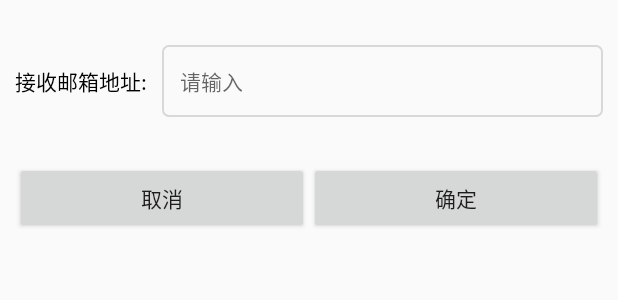
After one commit to xxxxxxH/netinfo, an Android app: the layout layout_dialog_submit.xml on its own in the app's theme, with its tools: preview values and no code run, on a phone screen of 412 x 824 dp. The commit adds this screen. Shown: the top 300 px of the screen. Run offline under Robolectric (Android 15) with nearby library versions, the phone set to English and light mode, and no system bars.

Commit message:
2021年6月4日 15:10:08

```diff
--- a/NetInfoMain/app/src/main/java/com/xxxxxxH/netinfo/utils/Constant.java
+++ b/NetInfoMain/app/src/main/java/com/xxxxxxH/netinfo/utils/Constant.java
@@ -12,6 +12,7 @@ public class Constant {
     public static final String Latitude = "Latitude";
     public static final String KEY_ROOM_NAME = "KEY_ROOM_NAME";
     public static final String KEY_SCRAM_ID = "KEY_SCRAM_ID";
+    public static final String KEY_EMAIL = "KEY_EMAIL";
     public static ArrayList<String> imgList = null;
     public static ArrayList<CustomItem> itemList = null;
     public static ArrayList<CustomItem> itemList2 = null;
--- /dev/null
+++ b/NetInfoMain/app/src/main/res/layout/layout_dialog_submit.xml
@@ -0,0 +1,53 @@
+<?xml version="1.0" encoding="utf-8"?>
+<LinearLayout xmlns:android="http://schemas.android.com/apk/res/android"
+    android:layout_width="match_parent"
+    android:layout_height="wrap_content"
+    android:orientation="vertical"
+    android:padding="10dp">
+
+    <LinearLayout
+        android:layout_marginTop="20dp"
+        android:layout_width="match_parent"
+        android:layout_height="wrap_content"
+        android:orientation="horizontal">
+
+        <TextView
+            android:layout_width="wrap_content"
+            android:layout_height="48dp"
+            android:layout_marginEnd="10dp"
+            android:gravity="center"
+            android:text="接收邮箱地址:"
+            android:textColor="@color/black"
+            android:textSize="14sp" />
+
+        <EditText
+            android:id="@+id/mail_address"
+            android:layout_width="match_parent"
+            android:layout_height="match_parent"
+            android:background="@drawable/et_bg"
+            android:hint="@string/input"
+            android:paddingHorizontal="12dp"
+            android:textColor="@color/black"
+            android:textSize="14sp" />
+    </LinearLayout>
+
+    <LinearLayout
+        android:layout_width="match_parent"
+        android:layout_height="wrap_content"
+        android:layout_marginTop="30dp"
+        android:orientation="horizontal">
+        <Button
+            android:id="@+id/btn_submit_cancel"
+            android:layout_width="wrap_content"
+            android:layout_height="wrap_content"
+            android:layout_weight="1"
+            android:text="取消" />
+
+        <Button
+            android:id="@+id/btn_submit_confirm"
+            android:layout_width="wrap_content"
+            android:layout_height="wrap_content"
+            android:layout_weight="1"
+            android:text="确定" />
+    </LinearLayout>
+</LinearLayout>
```
Also changed, not shown: NetInfoMain/app/src/main/java/com/xxxxxxH/netinfo/activity/MainActivity.java (+65 -15 lines).
